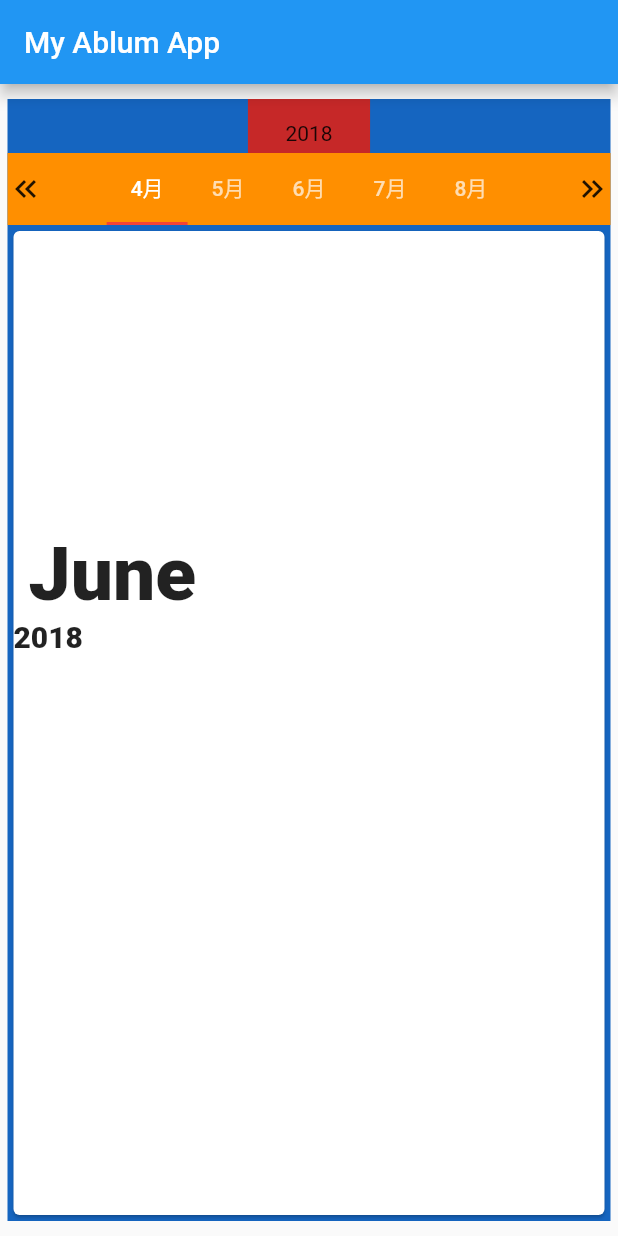
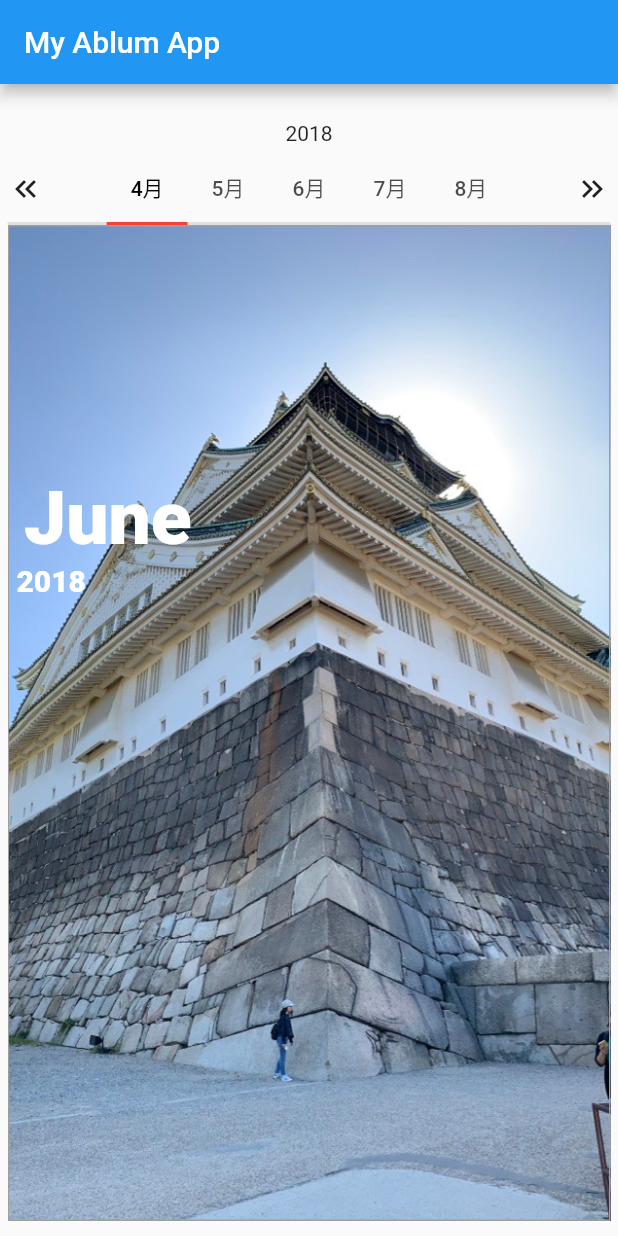
Before and after one commit to a86485563/album, a Flutter app: the screen it shows after launch, on a phone screen of 412 x 824 dp. Run offline on Flutter 3.47's test engine with Material 2 defaults, Android fonts, the phone set to English and light mode, and no system bars; our stand-ins replace google_fonts; missing offline and left inert: dart:ffi.

Commit message:
finish home screen

```diff
--- a/lib/main.dart
+++ b/lib/main.dart
@@ -1,3 +1,5 @@
+import 'dart:ffi';
+
 import 'package:flutter/material.dart';
 import 'package:google_fonts/google_fonts.dart';
 
@@ -48,7 +50,14 @@ class _HomePageState extends State<HomePage>
 
   Widget createMonthSection() {
     return Container(
-      color: Colors.amber[800],
+        child: DecoratedBox(
+      decoration: BoxDecoration(
+        //This is for background color
+        color: Colors.white.withOpacity(0.0),
+
+        //This is for bottom border that is needed
+        border: Border(bottom: BorderSide(color: Colors.grey.shade300, width: 2)),
+      ),
       child: Row(
         children: [
           Container(
@@ -62,7 +71,7 @@ class _HomePageState extends State<HomePage>
           )
         ],
       ),
-    );
+    ));
   }
 
   Widget createTabSection() {
@@ -72,7 +81,7 @@ class _HomePageState extends State<HomePage>
         tabs: myTabs,
         isScrollable: true,
         indicatorColor: Colors.red,
-        labelColor: Colors.white,
+        labelColor: Colors.black,
         controller: tabController,
       ),
     ));
@@ -80,7 +89,6 @@ class _HomePageState extends State<HomePage>
 
   var yearSection = Container(
       padding: const EdgeInsets.fromLTRB(20, 10, 20, 0),
-      color: Colors.red[800],
       child: const Padding(
         padding: EdgeInsets.all(5),
         child: Text('2018'),
@@ -95,7 +103,6 @@ class _HomePageState extends State<HomePage>
           margin: const EdgeInsets.fromLTRB(5, 10, 5, 10),
           height: double.infinity,
           width: double.infinity,
-          color: Colors.blue[800],
           child: Column(
             mainAxisSize: MainAxisSize.min,
             crossAxisAlignment: CrossAxisAlignment.center,
@@ -137,46 +144,78 @@ class TabContentImage extends StatelessWidget {
 
   @override
   Widget build(BuildContext context) {
-    // TODO: implement build
-    return SizedBox(
+    return Container(
+        decoration: BoxDecoration(
+          border: Border.all(color: Colors.grey),
+          image: const DecorationImage(
+            image: AssetImage("images/dabanCastle.png"),
+            fit: BoxFit.cover,
+          ),
+        ),
         width: double.infinity,
         height: 300,
-        child: Card(
-          elevation: 1,
-          child: Column(
-            mainAxisAlignment: MainAxisAlignment.start,
-            children: <Widget>[
-              const SizedBox(
-                width: double.infinity,
-                height: 200,
-              ),
-              Row(
+        child: Column(
+          mainAxisAlignment: MainAxisAlignment.start,
+          children: <Widget>[
+            Expanded(
+              flex: 1,
+              child: Container(),
+            ),
+            Expanded(
+              flex: 1,
+              child: Column(
+                mainAxisAlignment: MainAxisAlignment.start,
+                crossAxisAlignment: CrossAxisAlignment.stretch,
                 children: [
                   Padding(
                     padding: const EdgeInsets.only(left: 10),
                     child: Text(
                       "June",
                       style: GoogleFonts.msMadi(
-                        fontSize: 50,
-                        fontWeight: FontWeight.w800,
-                      ),
+                          fontSize: 50,
+                          fontWeight: FontWeight.w800,
+                          color: Colors.white),
+                    ),
+                  ),
+                  Padding(
+                    padding: const EdgeInsets.only(left: 5),
+                    child: Text(
+                      "2018",
+                      style: GoogleFonts.msMadi(
+                          fontSize: 20,
+                          fontWeight: FontWeight.w800,
+                          color: Colors.white),
                     ),
                   )
                 ],
               ),
-              Row(
-                children: [
-                  Text(
-                    "2018",
-                    style: GoogleFonts.msMadi(
-                      fontSize: 20,
-                      fontWeight: FontWeight.w800,
-                    ),
-                  )
-                ],
+            ),
+            Expanded(
+              flex: 1,
+              child: Container(),
+            ),
+            Expanded(
+              flex: 1,
+              child: Container(
+                child: Row(
+                  crossAxisAlignment: CrossAxisAlignment.end,
+                  children: [
+                    Padding(
+                      padding: const EdgeInsets.only(bottom: 10),
+                      child: Text(
+                        "",
+                        style: GoogleFonts.notoSans(
+                            fontSize: 20,
+                            fontWeight: FontWeight.w800,
+                            color: Colors.white,
+                            letterSpacing: 1),
+                      ),
+                    )
+                  ],
+                ),
               ),
-            ],
-          ),
+            )
+          ],
         ));
   }
 }
--- a/pubspec.yaml
+++ b/pubspec.yaml
@@ -67,6 +67,7 @@ flutter:
     - images/burger.jpg
     - images/cheese_burger.jpg
     - images/meat_burger.jpg
+    - images/dabanCastle.png
 
   # An image asset can refer to one or more resolution-specific "variants", see
   # https://flutter.dev/assets-and-images/#resolution-aware
```
Also changed, not shown: images/dabanCastle.png (added), pubspec.lock, 6 other files.
